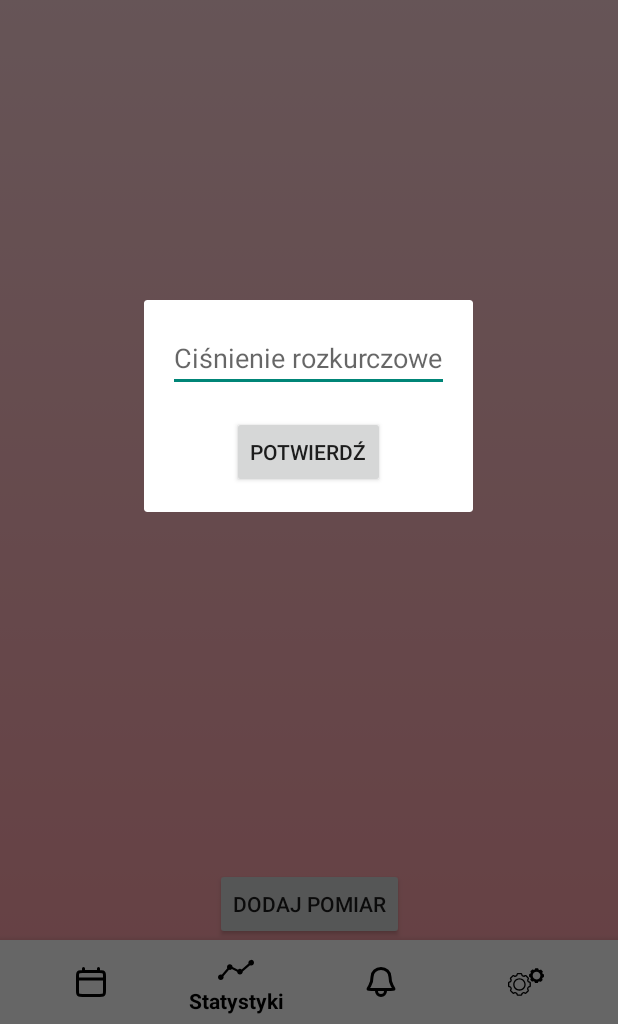
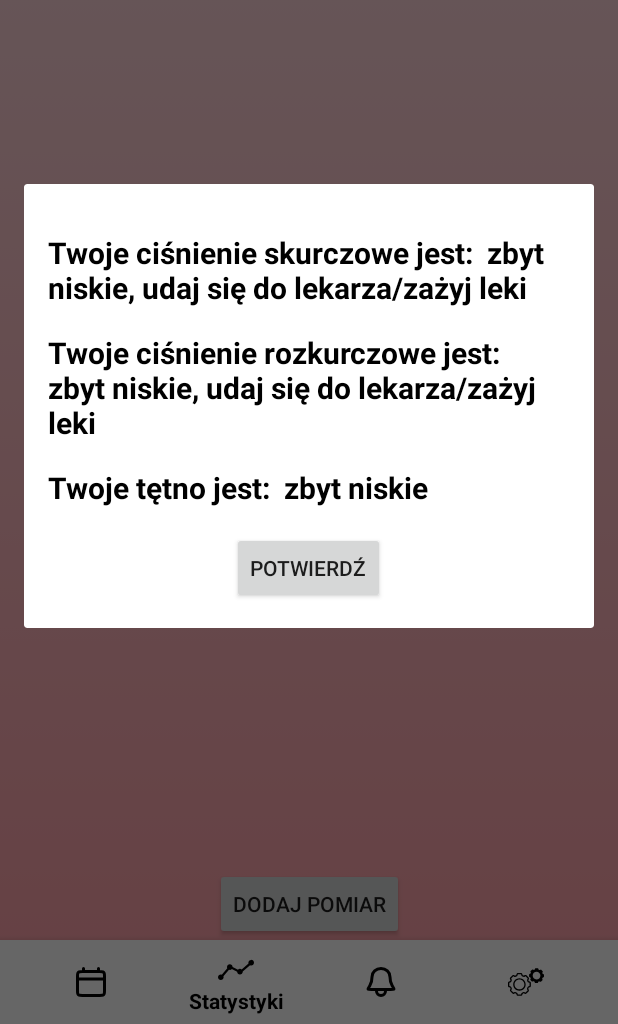
Before and after one commit to WiktoriaPabis/Aplikacja_BP_buddy, an Android app: the fragment MeasurementInfoDialogFragment placed in its activity, item 2 of the bottom bar chosen, on a phone screen of 412 x 824 dp, the part 212-1236 px from its top. Run offline under Robolectric (Android 15) with nearby library versions, the phone set to English and light mode, and no system bars; our stand-ins replace Firebase (no records; nobody signed in at launch, a user with empty details on screens opened directly); plain views replace GraphView.

Commit message:
komunikaty o wartościach pomiarów

```diff
--- a/app/src/main/java/com/example/bp_buddy/AddMeasurement.kt
+++ b/app/src/main/java/com/example/bp_buddy/AddMeasurement.kt
@@ -233,6 +233,12 @@ class AddMeasurementDialogFragment : DialogFragment(), View.OnClickListener {
 
                     val dialog = MeasurementInfoDialogFragment()
                     dialog.setPreviousFragment(this@AddMeasurementDialogFragment)
+                    // Przekazanie wartości ciśnienia do dialogu
+                    val args = Bundle()
+                    args.putString("diastolicValue", inputDiastolic?.text.toString())
+                    args.putString("systolicValue", inputSystolic?.text.toString())
+                    args.putString("pulseValue", inputPulse?.text.toString())
+                    dialog.arguments = args
                     dialog.show(childFragmentManager, "MeasurementInfoDialogFragment")
 
 //                    dismiss() // zamknięcie dialogu
--- a/app/src/main/java/com/example/bp_buddy/MeasuerementInfo.kt
+++ b/app/src/main/java/com/example/bp_buddy/MeasuerementInfo.kt
@@ -8,6 +8,7 @@ import android.view.View
 import android.view.ViewGroup
 import android.widget.Button
 import android.widget.EditText
+import android.widget.TextView
 import android.widget.Toast
 import androidx.core.content.ContextCompat
 import androidx.core.text.isDigitsOnly
@@ -21,14 +22,19 @@ import com.google.android.material.snackbar.Snackbar
 
 class MeasurementInfoDialogFragment : DialogFragment(), View.OnClickListener {
 
-    private var inputDiastolic1: EditText?
-    private var previousFragment: DialogFragment? = null
+    private var previousFragment: DialogFragment?
     private var confirmButton1: Button?
+    private var measurementInfo1: TextView?
+    private var measurementInfo2: TextView?
+    private var measurementInfo3: TextView?
 
 
     init {
-        inputDiastolic1 = null
+        previousFragment = null
         confirmButton1 = null
+        measurementInfo1 = null
+        measurementInfo2 = null
+        measurementInfo3 = null
 
     }
 
@@ -44,9 +50,17 @@ class MeasurementInfoDialogFragment : DialogFragment(), View.OnClickListener {
         val view = inflater.inflate(R.layout.fragment_measurement_info, container, false)
 
         // Inicjalizacja pól wejściowych i przycisków
-        inputDiastolic1 = view.findViewById(R.id.inputDiastolic1)
+        measurementInfo1 = view.findViewById(R.id.measurementInfo1)
+        measurementInfo2 = view.findViewById(R.id.measurementInfo2)
+        measurementInfo3 = view.findViewById(R.id.measurementInfo3)
         confirmButton1 = view.findViewById(R.id.confirmButton1)
 
+        // Pobranie wartości ciśnienia z argumentów
+        val diastolicValue = arguments?.getString("diastolicValue")?.toIntOrNull() ?: 0
+        val systolicValue = arguments?.getString("systolicValue")?.toIntOrNull() ?: 0
+        val pulseValue = arguments?.getString("pulseValue")?.toIntOrNull() ?: 0
+
+        measurementInformation(systolicValue, diastolicValue, pulseValue)
 
         // Ustawienie nasłuchiwania kliknięć przycisków
         confirmButton1?.setOnClickListener(this)
@@ -67,4 +81,43 @@ class MeasurementInfoDialogFragment : DialogFragment(), View.OnClickListener {
         }
 
     }
+// diastolic= rozkurczowe
+    private fun measurementInformation(systolicValue: Int, diastolicValue: Int, pulseValue: Int) {
+        val baseText1 = "Twoje ciśnienie skurczowe jest: "
+        val baseText2 = "Twoje ciśnienie rozkurczowe jest: "
+        val baseText3 = "Twoje tętno jest: "
+
+    val condition1 = when {
+        systolicValue in 0..90 -> "zbyt niskie, udaj się do lekarza/zażyj leki"
+        systolicValue in 90..120 -> "optymalne"
+        systolicValue in 120..129 -> "w normie"
+        systolicValue in 130..139 -> "wysokie"
+        systolicValue > 140 -> "zbyt wysokie, udaj się do lekarza/zażyj leki"
+        else -> ""
+    }
+    val updatedText1 = "$baseText1 $condition1"
+    measurementInfo1?.text = updatedText1
+
+
+    val condition2 = when {
+        diastolicValue in 0..60 -> "zbyt niskie, udaj się do lekarza/zażyj leki"
+        diastolicValue in 60..80 -> "optymalne"
+        diastolicValue in 80..84 -> "w normie"
+        diastolicValue in 85..89 -> "wysokie"
+        diastolicValue > 90 -> "zbyt wysokie, udaj się do lekarza/zażyj leki"
+        else -> ""
+    }
+        val updatedText2 = "$baseText2 $condition2"
+        measurementInfo2?.text = updatedText2
+
+    val condition3 = when {
+        pulseValue in 0..60 -> "zbyt niskie"
+        pulseValue in 60..100 -> "w normie"
+        pulseValue > 100 -> "zbyt wysokie"
+        else -> ""
+    }
+        val updatedText3 = "$baseText3 $condition3"
+        measurementInfo3?.text = updatedText3
+    }
+
 }
--- a/app/src/main/res/layout/fragment_measurement_info.xml
+++ b/app/src/main/res/layout/fragment_measurement_info.xml
@@ -3,13 +3,47 @@
     android:layout_width="match_parent"
     android:layout_height="wrap_content"
     android:orientation="vertical"
-    android:padding="16dp">
+    android:padding="16dp"
+    xmlns:app="http://schemas.android.com/apk/res-auto">
 
-    <EditText
-        android:id="@+id/inputDiastolic1"
-        android:layout_width="match_parent"
+    <TextView
+        android:id="@+id/measurementInfo1"
+        android:layout_width="wrap_content"
         android:layout_height="wrap_content"
-        android:hint="Ciśnienie rozkurczowe" />
+        android:text="Twoje ciśnienie skurczowe jest: "
+        android:textSize="20sp"
+        android:textStyle="bold"
+        android:textColor="@color/black"
+        app:layout_constraintTop_toBottomOf="@id/confirmButton1"
+        app:layout_constraintStart_toStartOf="parent"
+        app:layout_constraintEnd_toEndOf="parent"
+        android:layout_marginTop="16dp"/>
+
+    <TextView
+        android:id="@+id/measurementInfo2"
+        android:layout_width="wrap_content"
+        android:layout_height="wrap_content"
+        android:text="Twoje ciśnienie rozkurczowe jest: "
+        android:textSize="20sp"
+        android:textStyle="bold"
+        android:textColor="@color/black"
+        app:layout_constraintTop_toBottomOf="@id/confirmButton1"
+        app:layout_constraintStart_toStartOf="parent"
+        app:layout_constraintEnd_toEndOf="parent"
+        android:layout_marginTop="16dp"/>
+
+    <TextView
+        android:id="@+id/measurementInfo3"
+        android:layout_width="wrap_content"
+        android:layout_height="wrap_content"
+        android:text="Twoje tętno jest: "
+        android:textSize="20sp"
+        android:textStyle="bold"
+        android:textColor="@color/black"
+        app:layout_constraintTop_toBottomOf="@id/confirmButton1"
+        app:layout_constraintStart_toStartOf="parent"
+        app:layout_constraintEnd_toEndOf="parent"
+        android:layout_marginTop="16dp"/>
 
     <LinearLayout
         android:layout_width="match_parent"
```
